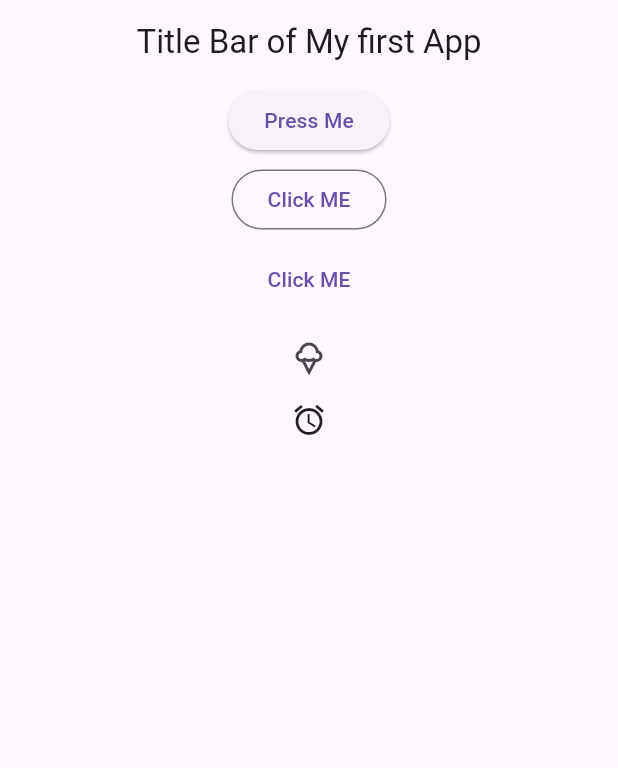
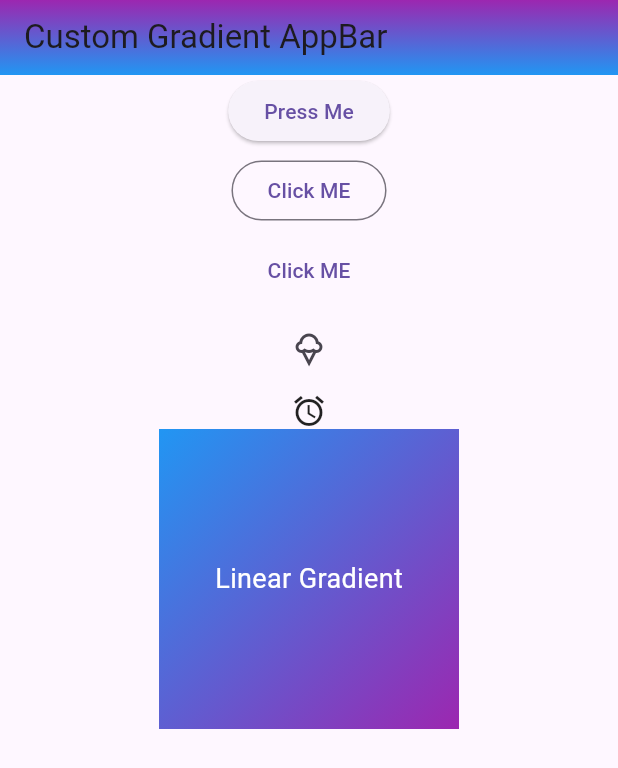
Before and after one commit to alkawsar1030/Flutter2025, a Flutter app: the screen it shows after launch, on a phone screen of 412 x 824 dp. Shown: the top 768 px of the screen. Run offline on Flutter 3.47's test engine with Material 3 defaults, Android fonts, the phone set to English and light mode, and no system bars.

Commit message:
Gradiant  on AppBar and taller appbar

```diff
--- a/lib/main.dart
+++ b/lib/main.dart
@@ -19,7 +19,19 @@ class Homepage extends StatelessWidget {
   @override
   Widget build(BuildContext context) {
     return Scaffold(
-      appBar: AppBar(title: Center(child: Text('Title Bar of My first App'))),
+      appBar: AppBar(
+        title: Text('Custom Gradient AppBar'),
+        flexibleSpace: Container(
+          decoration: BoxDecoration(
+            gradient: LinearGradient(
+              colors: [Colors.purple, Colors.blue],
+              begin: Alignment.topCenter,
+              end: Alignment.bottomCenter,
+            ),
+          ),
+        ),
+        toolbarHeight: 50, // Makes AppBar taller
+      ),
       body: Center(
         child: Column(
           children: [
@@ -84,6 +96,25 @@ class Homepage extends StatelessWidget {
                 child: Icon(Icons.access_alarms),
               ),
             ),
+
+            //liner Gradiant
+            Container(
+              width: 200,
+              height: 200,
+              decoration: BoxDecoration(
+                gradient: LinearGradient(
+                  colors: [Colors.blue, Colors.purple],
+                  begin: Alignment.topLeft,
+                  end: Alignment.bottomRight,
+                ),
+              ),
+              child: Center(
+                child: Text(
+                  'Linear Gradient',
+                  style: TextStyle(color: Colors.white, fontSize: 18),
+                ),
+              ),
+            ),
           ],
         ),
       ),
```
